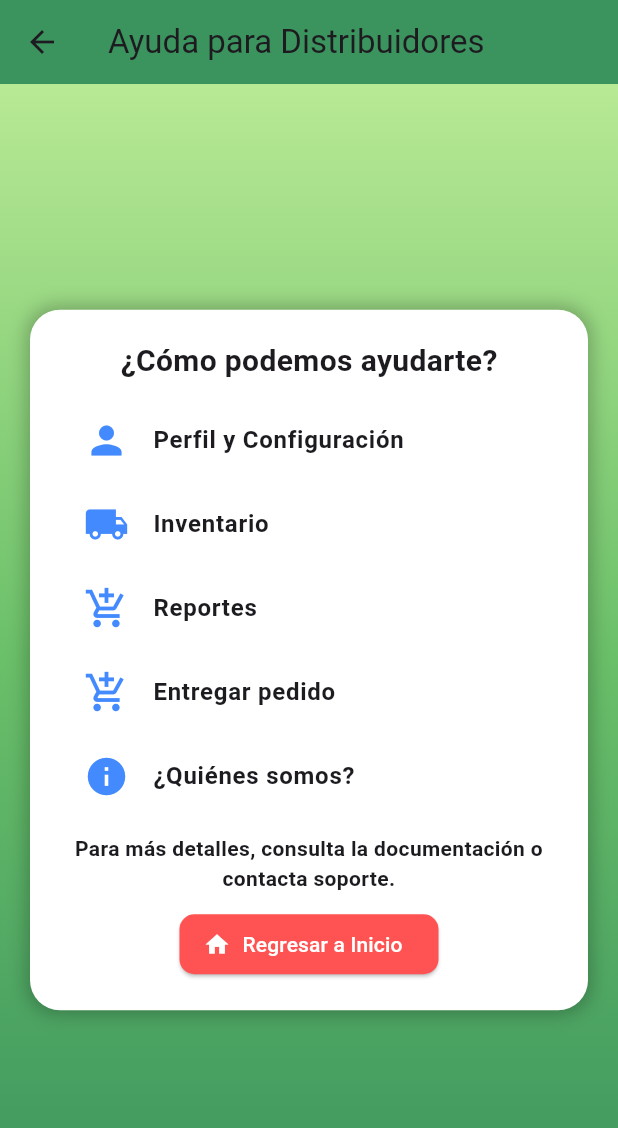
After one commit to DavidPiray/App_Zohar, a Flutter app: the AyudaDistribuidorScreen screen opened by its route, on a phone screen of 412 x 824 dp. The commit adds this screen. Shown: the top 1128 px of the screen. Run offline on Flutter 3.47's test engine with Material 3 defaults, Android fonts, the phone set to English and light mode, and no system bars; our stand-ins replace cloud_firestore, dio, firebase_auth, firebase_core, firebase_database, firebase_storage and 14 more; accounts and stored records are empty.

Commit message:
Añade ayudas a las pantallas

```diff
--- a/frontend/lib/app_routes.dart
+++ b/frontend/lib/app_routes.dart
@@ -7,12 +7,14 @@ import 'screens/client/client_screen.dart';
 import 'screens/client/registration_screen.dart';
 import 'screens/client/profile_screen.dart';
 import 'screens/client/orders_history_screen.dart';
+import 'screens/client/help_screen.dart';
 // Para distribuidores
 import 'screens/distributor/distributor_screen.dart';
 import 'screens/distributor/inventory_screen.dart';
 import 'screens/distributor/profile_screen.dart';
 import 'screens/distributor/report_distributor_screen.dart';
 import 'screens/distributor/settings_distributor_screen.dart';
+import 'screens/distributor/help_screen.dart';
 // Para Gerente
 import 'screens/gerente/gerente_screen.dart';
 import 'screens/gerente/listdistribuidor_screen.dart';
@@ -20,6 +22,7 @@ import 'screens/gerente/listproductos_screen.dart';
 import 'screens/gerente/reports_screen.dart';
 import 'screens/gerente/map_gerente.dart';
 import 'screens/gerente/settings_gerente_screen.dart';
+import 'screens/gerente/help_screen.dart';
 // Extras
 import 'screens/utils/map_screen.dart';
 import 'screens/home/main_screen.dart';
@@ -35,19 +38,23 @@ class AppRoutes {
     '/cliente': (context) => const ClientScreen(),
     '/perfil-cliente': (context) => const ProfileClientScreen(),
     '/historial-cliente': (context) => const OrdersClientScreen(),
+    '/ayuda-cliente': (context) => AyudaClienteScreen(),
 
     // Distribuidor
     '/distribuidor': (context) => const DistributorScreen(),
     '/inventario-distribuidor': (context) => const InventoryScreen(),
     '/perfil-distribuidor': (context) => const ProfileDistributorScreen(),
     '/reporte-distribuidor': (context) => const DistributorDashboard(),
-    '/configuracion-distribuidor': (context) => const DistributorSettingsScreen(),
+    '/configuracion-distribuidor': (context) =>
+        const DistributorSettingsScreen(),
+    '/ayuda-distribuidor': (context) => AyudaDistribuidorScreen(),
 
     // Gerente
     '/gerente': (context) => DirectorScreen(),
     '/lista-distribuidores': (context) => ListdistribuidorScreen(),
     '/reporte-gerente': (context) => const ReportsScreen(),
     '/mapa-gerente': (context) => const ManagerMapScreen(),
+    '/ayuda-gerente': (context) => AyudaGerenteScreen(),
     '/configuracion-gerente': (context) => const ManagerSettingsScreen(),
 
     // Extras
--- a/frontend/lib/core/constants/menu_items.dart
+++ b/frontend/lib/core/constants/menu_items.dart
@@ -6,34 +6,76 @@ class MenuItems {
       {'title': 'Dashboard', 'icon': Icons.dashboard, 'route': '/dashboard'},
       {'title': 'Usuarios', 'icon': Icons.people, 'route': '/usuarios'},
       {'title': 'Pedidos', 'icon': Icons.list, 'route': '/pedidos'},
-      {'title': 'Productos', 'icon': Icons.shopping_cart, 'route': '/productos'},
+      {
+        'title': 'Productos',
+        'icon': Icons.shopping_cart,
+        'route': '/productos'
+      },
       {'title': 'Salir', 'icon': Icons.logout, 'route': '/logout'},
     ],
     'cliente': [
       {'title': 'Inicio', 'icon': Icons.home, 'route': '/cliente'},
       {'title': 'Perfil', 'icon': Icons.person, 'route': '/perfil-cliente'},
-      {'title': 'Historial', 'icon': Icons.history, 'route': '/historial-cliente'},
+      {
+        'title': 'Historial',
+        'icon': Icons.history,
+        'route': '/historial-cliente'
+      },
       {'title': 'Pedidos', 'icon': Icons.list, 'route': '/pedidos-cliente'},
       {'title': 'Ayuda', 'icon': Icons.help, 'route': '/ayuda-cliente'},
       {'title': 'Salir', 'icon': Icons.logout, 'route': '/logout'},
     ],
     'distribuidor': [
       {'title': 'Inicio', 'icon': Icons.home, 'route': '/distribuidor'},
-      {'title': 'Perfil', 'icon': Icons.person, 'route': '/perfil-distribuidor'},
-      {'title': 'Inventario', 'icon': Icons.water_drop, 'route': '/inventario-distribuidor'},
-      {'title': 'Reportes', 'icon': Icons.description, 'route': '/reporte-distribuidor'},
-      {'title': 'Configuraciones', 'icon': Icons.settings, 'route': '/configuracion-distribuidor'},
+      {
+        'title': 'Perfil',
+        'icon': Icons.person,
+        'route': '/perfil-distribuidor'
+      },
+      {
+        'title': 'Inventario',
+        'icon': Icons.water_drop,
+        'route': '/inventario-distribuidor'
+      },
+      {
+        'title': 'Reportes',
+        'icon': Icons.description,
+        'route': '/reporte-distribuidor'
+      },
+      {
+        'title': 'Configuraciones',
+        'icon': Icons.settings,
+        'route': '/configuracion-distribuidor'
+      },
+      {'title': 'Ayuda', 'icon': Icons.help, 'route': '/ayuda-distribuidor'},
       {'title': 'Salir', 'icon': Icons.logout, 'route': '/logout'},
     ],
     'gerente': [
       {'title': 'Menu', 'icon': Icons.home, 'route': '/gerente'},
       {'title': 'Perfil', 'icon': Icons.person, 'route': '/perfil-gerente'},
-      {'title': 'Distribuidores', 'icon': Icons.local_shipping, 'route': '/lista-distribuidores'},
+      {
+        'title': 'Distribuidores',
+        'icon': Icons.local_shipping,
+        'route': '/lista-distribuidores'
+      },
       {'title': 'Mapa', 'icon': Icons.map, 'route': '/mapa-gerente'},
       {'title': 'Clientes', 'icon': Icons.groups, 'route': '/lista-clientes'},
-      {'title': 'Productos', 'icon': Icons.shopping_cart, 'route': '/lista-productos'},
-      {'title': 'Reportes', 'icon': Icons.description, 'route': '/reporte-gerente'},
-      {'title': 'Configuraciones', 'icon': Icons.settings, 'route': '/configuracion-gerente'},
+      {
+        'title': 'Productos',
+        'icon': Icons.shopping_cart,
+        'route': '/lista-productos'
+      },
+      {
+        'title': 'Reportes',
+        'icon': Icons.description,
+        'route': '/reporte-gerente'
+      },
+      {
+        'title': 'Configuraciones',
+        'icon': Icons.settings,
+        'route': '/configuracion-gerente'
+      },
+      {'title': 'Ayuda', 'icon': Icons.help, 'route': '/ayuda-gerente'},
       {'title': 'Salir', 'icon': Icons.logout, 'route': '/logout'},
     ],
   };
--- /dev/null
+++ b/frontend/lib/screens/distributor/help_screen.dart
@@ -0,0 +1,176 @@
+import 'package:flutter/material.dart';
+
+class AyudaDistribuidorScreen extends StatelessWidget {
+  @override
+  Widget build(BuildContext context) {
+    return Scaffold(
+      appBar: AppBar(
+        title: Text('Ayuda para Distribuidores'),
+        backgroundColor: Color(0xFF3B945E),
+        leading: IconButton(
+          icon: Icon(Icons.arrow_back),
+          onPressed: () => Navigator.pop(context),
+        ),
+      ),
+      body: Stack(
+        children: [
+          _buildBackground(),
+          Center(
+            child: _buildHelpContent(context),
+          ),
+        ],
+      ),
+    );
+  }
+
+  Widget _buildBackground() {
+    return Container(
+      decoration: const BoxDecoration(
+        gradient: LinearGradient(
+          colors: [
+            Color(0xFFB8E994),
+            Color(0xFF6ABF69),
+            Color(0xFF3B945E),
+          ],
+          begin: Alignment.topCenter,
+          end: Alignment.bottomCenter,
+        ),
+      ),
+    );
+  }
+
+  Widget _buildHelpContent(BuildContext context) {
+    return Container(
+      padding: EdgeInsets.all(20),
+      margin: EdgeInsets.symmetric(horizontal: 20),
+      decoration: BoxDecoration(
+        color: Colors.white,
+        borderRadius: BorderRadius.circular(20),
+        boxShadow: [
+          BoxShadow(
+            color: Colors.black26,
+            blurRadius: 10,
+            spreadRadius: 2,
+          ),
+        ],
+      ),
+      child: Column(
+        mainAxisSize: MainAxisSize.min,
+        crossAxisAlignment: CrossAxisAlignment.start,
+        children: [
+          Center(
+            child: Text(
+              '¿Cómo podemos ayudarte?',
+              style: TextStyle(fontSize: 20, fontWeight: FontWeight.bold),
+            ),
+          ),
+          SizedBox(height: 10),
+          _buildHelpItem(
+            context,
+            icon: Icons.person,
+            title: 'Perfil y Configuración',
+            description:
+                'Desde este apartado puedes ver tu información personal y actualizar tu contraseña.\n\n'
+                '--> En "Perfil" puedes ver y modificar tus datos personales.\n\n'
+                '--> Si deseas cambiar tu contraseña, selecciona la opción "Cambiar Contraseña".',
+          ),
+          _buildHelpItem(context,
+              icon: Icons.local_shipping,
+              title: 'Inventario',
+              description: 'Consulta el inventario que dispone.\n\n'
+                  '--> Puedes ver la cantidad de productos en stock.\n\n'),
+          _buildHelpItem(
+            context,
+            icon: Icons.add_shopping_cart,
+            title: 'Reportes',
+            description: 'Consulta la cantidad de producto vendido.\n\n'
+                '--> En la sección "Productos", elige los artículos que necesitas y selecciona la cantidad.\n\n'
+                '--> Al confirmar la solicitud, recibirás una notificación cuando el pedido esté aprobado.',
+          ),
+          _buildHelpItem(
+            context,
+            icon: Icons.add_shopping_cart,
+            title: 'Entregar pedido',
+            description:
+                'Se podrá visualizar los pedidos qeu puede realizar.\n\n'
+                '--> Podrá seleccionar entregar para comenzar la ruta hacia el cliente.\n\n'
+                '--> Podrá seleccioanr completado cuando haya fianlizado la entrega.\n\n'
+                '--> Podrá filtrar los pedidos con los filtros en la parte superior',
+          ),
+          _buildHelpItem(
+            context,
+            icon: Icons.info,
+            title: '¿Quiénes somos?',
+            description:
+                'Zohar es una empresa especializada en la distribución de agua embotellada, '
+                'ofreciendo productos de alta calidad en distintas presentaciones para satisfacer las necesidades de nuestros clientes. '
+                'Nos comprometemos con la pureza, frescura y disponibilidad de nuestros productos, brindando un servicio confiable y eficiente. '
+                'Si necesitas más información, no dudes en contactarnos. 💧✨',
+          ),
+          SizedBox(height: 10),
+          Center(
+            child: Text(
+              'Para más detalles, consulta la documentación o contacta soporte.',
+              textAlign: TextAlign.center,
+              style: TextStyle(fontSize: 14, fontWeight: FontWeight.bold),
+            ),
+          ),
+          SizedBox(height: 10),
+          Center(child: _buildHomeButton(context)),
+        ],
+      ),
+    );
+  }
+
+  /// 🔹 Crea un ListTile que solo muestra el título y el icono. La descripción se muestra en un modal al hacer clic.
+  Widget _buildHelpItem(BuildContext context,
+      {required IconData icon,
+      required String title,
+      required String description}) {
+    return ListTile(
+      leading: Icon(icon, color: Colors.blueAccent, size: 30),
+      title: Text(title, style: TextStyle(fontWeight: FontWeight.bold)),
+      onTap: () => _showHelpModal(context, title, description),
+    );
+  }
+
+  void _showHelpModal(BuildContext context, String title, String content) {
+    showDialog(
+      context: context,
+      builder: (BuildContext context) {
+        return AlertDialog(
+          shape: RoundedRectangleBorder(
+            borderRadius: BorderRadius.circular(20),
+          ),
+          title: Text(
+            title,
+            style: TextStyle(fontSize: 20, fontWeight: FontWeight.bold),
+          ),
+          content: Text(content, textAlign: TextAlign.justify),
+          actions: [
+            TextButton(
+              onPressed: () => Navigator.of(context).pop(),
+              child: Text('Cerrar'),
+            ),
+          ],
+        );
+      },
+    );
+  }
+
+  Widget _buildHomeButton(BuildContext context) {
+    return ElevatedButton.icon(
+      style: ElevatedButton.styleFrom(
+        backgroundColor: Colors.redAccent,
+        foregroundColor: Colors.white,
+        shape: RoundedRectangleBorder(borderRadius: BorderRadius.circular(10)),
+      ),
+      icon: Icon(Icons.home),
+      label: Text('Regresar a Inicio'),
+      onPressed: () {
+        Navigator.pushReplacementNamed(
+            context, '/distributor'); // Redirige a la pantalla del distribuidor
+      },
+    );
+  }
+}
```
Also changed, not shown: frontend/lib/screens/client/help_screen.dart (added, +171 -0 lines), frontend/lib/screens/gerente/help_screen.dart (added, +169 -0 lines).
